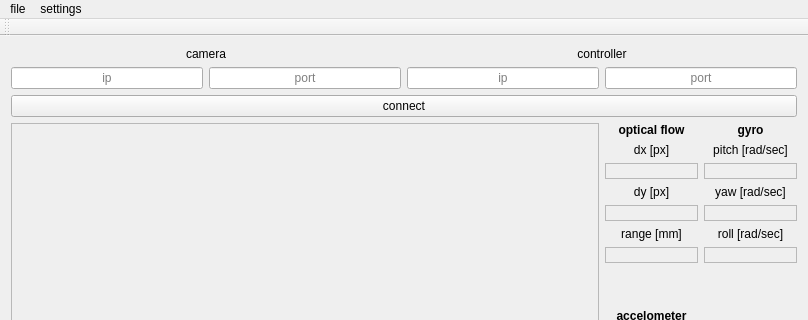
Before: the Qt Designer form RemoteControl/MainWindow.ui in Adimazuz/AutoRaceCar, drawn with Qt 5; both pictures show x 0 to 808 and y 0 to 320 of the 808 by 546 pixel window.
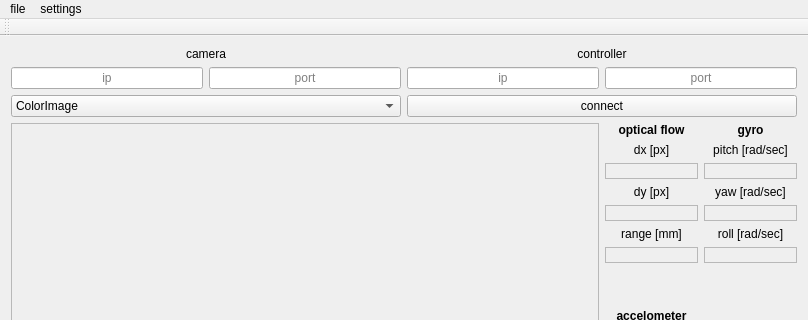
After: the same form once the commit is applied.

Commit message: add camera requests on the fly

```diff
--- a/RemoteControl/MainWindow.ui
+++ b/RemoteControl/MainWindow.ui
@@ -93,13 +93,6 @@
       </property>
      </widget>
     </item>
-    <item row="2" column="0" colspan="4">
-     <widget class="QPushButton" name="connect">
-      <property name="text">
-       <string>connect</string>
-      </property>
-     </widget>
-    </item>
     <item row="3" column="3">
      <layout class="QGridLayout" name="gridLayout_2">
       <property name="sizeConstraint">
@@ -410,6 +403,32 @@
       </property>
      </widget>
     </item>
+    <item row="2" column="2" colspan="2">
+     <widget class="QPushButton" name="connect">
+      <property name="text">
+       <string>connect</string>
+      </property>
+     </widget>
+    </item>
+    <item row="2" column="0" colspan="2">
+     <widget class="QComboBox" name="camera_request">
+      <item>
+       <property name="text">
+        <string>ColorImage</string>
+       </property>
+      </item>
+      <item>
+       <property name="text">
+        <string>DepthImage</string>
+       </property>
+      </item>
+      <item>
+       <property name="text">
+        <string>InfraRed</string>
+       </property>
+      </item>
+     </widget>
+    </item>
    </layout>
   </widget>
   <widget class="QMenuBar" name="menuBar">
```
The commit also changes 7 other files.
